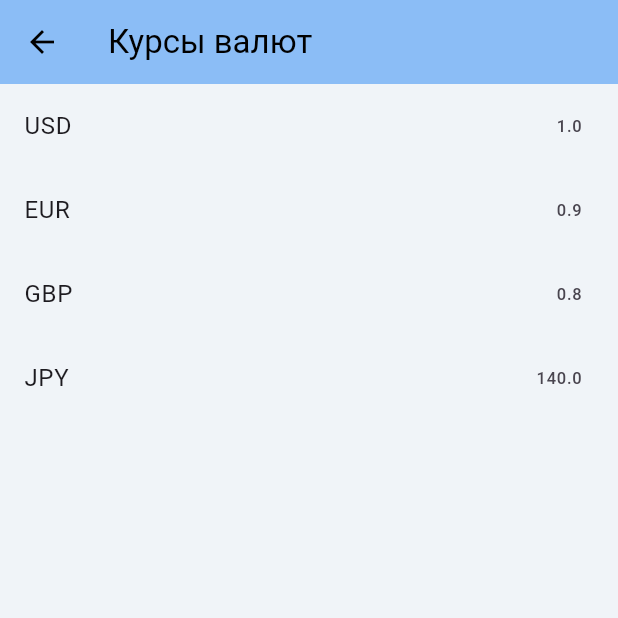
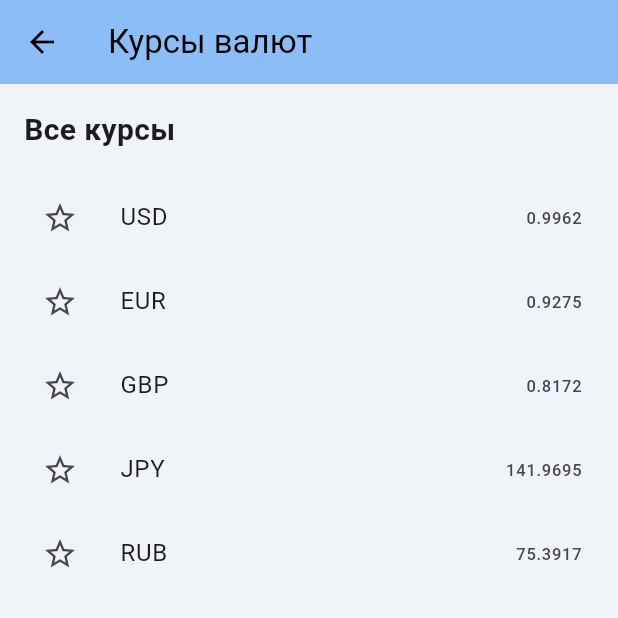
Before and after one commit to Gorkinpot/flutterPractice10, a Flutter app: the screen it shows after launch, after a tap on "Курсы валют", on a phone screen of 412 x 824 dp, the top half of it. Run offline on Flutter 3.47's test engine with Material 3 defaults, Android fonts, the phone set to English and light mode, and no system bars; our stand-ins replace flutter_mobx, get_it, mobx; generated files the repository leaves out were written again.

Commit message:
many screens are ready

```diff
--- a/lib/main.dart
+++ b/lib/main.dart
@@ -11,9 +11,9 @@ void main() {
   WidgetsFlutterBinding.ensureInitialized();
 
   final gi = GetIt.I;
+  gi.registerSingleton<ExchangeRateStore>(ExchangeRateStore());
   gi.registerSingleton<AccountStore>(AccountStore());
   gi.registerSingleton<ConversionStore>(ConversionStore());
-  gi.registerSingleton<ExchangeRateStore>(ExchangeRateStore());
   gi.registerSingleton<AlertStore>(AlertStore());
   gi.registerSingleton<TipsStore>(TipsStore());
 
--- a/lib/screens/main_menu_screen.dart
+++ b/lib/screens/main_menu_screen.dart
@@ -1,8 +1,8 @@
 import 'package:flutter/material.dart';
+import 'package:project/screens/about/about_app_screen.dart';
 import 'converter/currency_converter_screen.dart';
 import 'rates/exchange_rates_screen.dart';
 import 'history/conversion_history_screen.dart';
-import 'favorites/favorite_currencies_screen.dart';
 import 'alerts/rate_alerts_screen.dart';
 import 'tips/tips_screen.dart';
 import 'account/login_screen.dart';
@@ -56,8 +56,8 @@ class MainMenuScreen extends StatelessWidget {
                 ),
                 _MenuCard(
                   icon: Icons.star,
-                  title: 'Избранное',
-                  onTap: () => _open(context, FavoriteCurrenciesScreen()),
+                  title: 'О приложении',
+                  onTap: () => _open(context, AboutAppScreen()),
                 ),
               ),
               const SizedBox(height: 12),
--- a/lib/screens/rates/exchange_rates_screen.dart
+++ b/lib/screens/rates/exchange_rates_screen.dart
@@ -1,24 +1,73 @@
 import 'package:flutter/material.dart';
+import 'package:flutter_mobx/flutter_mobx.dart';
 import 'package:get_it/get_it.dart';
-import 'package:project/stores/exchange_rate_store.dart';
-import '../../services/exchange_rate_service.dart';
+import '../../stores/exchange_rate_store.dart';
 
 class ExchangeRatesScreen extends StatelessWidget {
   ExchangeRatesScreen({super.key});
 
-  final ratesService = GetIt.I<ExchangeRateStore>();
+  final ExchangeRateStore rateStore = GetIt.I<ExchangeRateStore>();
 
   @override
   Widget build(BuildContext context) {
     return Scaffold(
       appBar: AppBar(title: const Text('Курсы валют')),
-      body: ListView(
-        children: ratesService.rates.entries
-            .map((e) => ListTile(
-          title: Text(e.key),
-          trailing: Text(e.value.toString()),
-        ))
-            .toList(),
+      body: Observer(
+        builder: (_) {
+          final mainRates = rateStore.rates.entries.toList();
+          final favs = rateStore.favorites;
+
+          return SingleChildScrollView(
+            child: Column(
+              crossAxisAlignment: CrossAxisAlignment.start,
+              children: [
+                if (favs.isNotEmpty)
+                  Padding(
+                    padding: const EdgeInsets.all(16.0),
+                    child: Text(
+                      'Избранные валюты',
+                      style: const TextStyle(
+                        fontSize: 20,
+                        fontWeight: FontWeight.bold,
+                      ),
+                    ),
+                  ),
+                ...favs.map((key) {
+                  final rate = rateStore.getRate(key);
+                  return ListTile(
+                    title: Text(key),
+                    trailing: Text(rate.toStringAsFixed(4)),
+                    leading: IconButton(
+                      icon: const Icon(Icons.star, color: Colors.amber),
+                      onPressed: () => rateStore.toggleFavorite(key),
+                    ),
+                  );
+                }).toList(),
+                const Padding(
+                  padding: EdgeInsets.all(16.0),
+                  child: Text(
+                    'Все курсы',
+                    style: TextStyle(fontSize: 20, fontWeight: FontWeight.bold),
+                  ),
+                ),
+                ...mainRates.map((e) {
+                  final isFav = favs.contains(e.key);
+                  return ListTile(
+                    title: Text(e.key),
+                    trailing: Text(e.value.toStringAsFixed(4)),
+                    leading: IconButton(
+                      icon: Icon(
+                        isFav ? Icons.star : Icons.star_border,
+                        color: isFav ? Colors.amber : null,
+                      ),
+                      onPressed: () => rateStore.toggleFavorite(e.key),
+                    ),
+                  );
+                }).toList(),
+              ],
+            ),
+          );
+        },
       ),
     );
   }
--- a/lib/stores/exchange_rate_store.dart
+++ b/lib/stores/exchange_rate_store.dart
@@ -1,3 +1,5 @@
+import 'dart:async';
+import 'dart:math';
 import 'package:mobx/mobx.dart';
 
 part 'exchange_rate_store.g.dart';
@@ -5,26 +7,48 @@ part 'exchange_rate_store.g.dart';
 class ExchangeRateStore = _ExchangeRateStore with _$ExchangeRateStore;
 
 abstract class _ExchangeRateStore with Store {
+  final Random _random = Random();
+  Timer? _timer;
+
   @observable
   ObservableMap<String, double> rates = ObservableMap.of({
     'USD': 1.0,
-    'EUR': 0.9,
-    'GBP': 0.8,
+    'EUR': 0.92,
+    'GBP': 0.82,
     'JPY': 140.0,
+    'RUB': 75.0,
   });
 
   @observable
   ObservableList<String> favorites = ObservableList<String>();
+
+  _ExchangeRateStore() {
+    _timer = Timer.periodic(const Duration(seconds: 1), (_) => _updateRates());
+  }
+
+  @action
+  void _updateRates() {
+    rates.forEach((key, value) {
+      // меняем курс на ±0.5%
+      final change = (1 + (_random.nextDouble() - 0.5) / 100);
+      rates[key] = double.parse((value * change).toStringAsFixed(4));
+    });
+  }
 
   @action
   double getRate(String currency) => rates[currency] ?? 1.0;
 
   @action
   void toggleFavorite(String currency) {
-    if(favorites.contains(currency)) {
+    if (favorites.contains(currency)) {
       favorites.remove(currency);
     } else {
       favorites.add(currency);
     }
   }
+
+  @action
+  void dispose() {
+    _timer?.cancel();
+  }
 }
```
Also changed, not shown: lib/screens/about/about_app_screen.dart (added, +41 -0 lines), lib/screens/converter/currency_converter_screen.dart (+34 -3 lines), lib/screens/favorites/favorite_currencies_screen.dart (deleted, +0 -18 lines), lib/stores/conversion_store.dart (+5 -9 lines), lib/stores/exchange_rate_store.g.dart.
